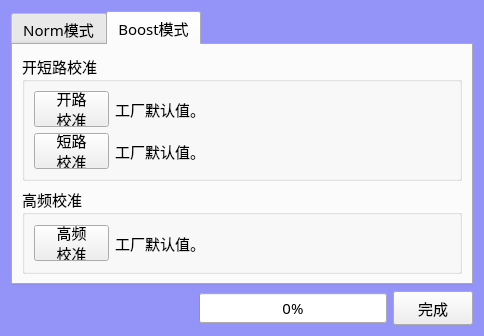
Above: AnalysisMode/frmWK3260Calibration.ui from caicaiking/WKEFactoryView2014 before the change. Below: the same form after it.
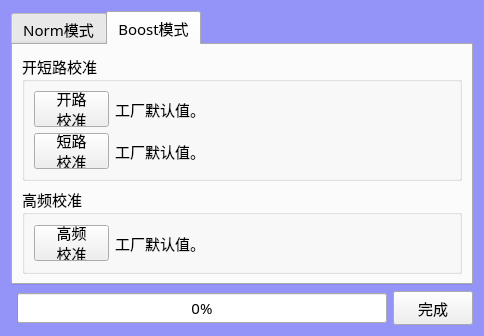
That is the form after the change.

Commit message: add csv more test result save to file

```diff
--- a/AnalysisMode/frmWK3260Calibration.ui
+++ b/AnalysisMode/frmWK3260Calibration.ui
@@ -386,6 +386,12 @@
      </item>
      <item>
       <widget class="QProgressBar" name="myProgressBar">
+       <property name="minimumSize">
+        <size>
+         <width>370</width>
+         <height>0</height>
+        </size>
+       </property>
        <property name="font">
         <font>
          <family>楷体</family>
```
The commit also changes 2 other files.
